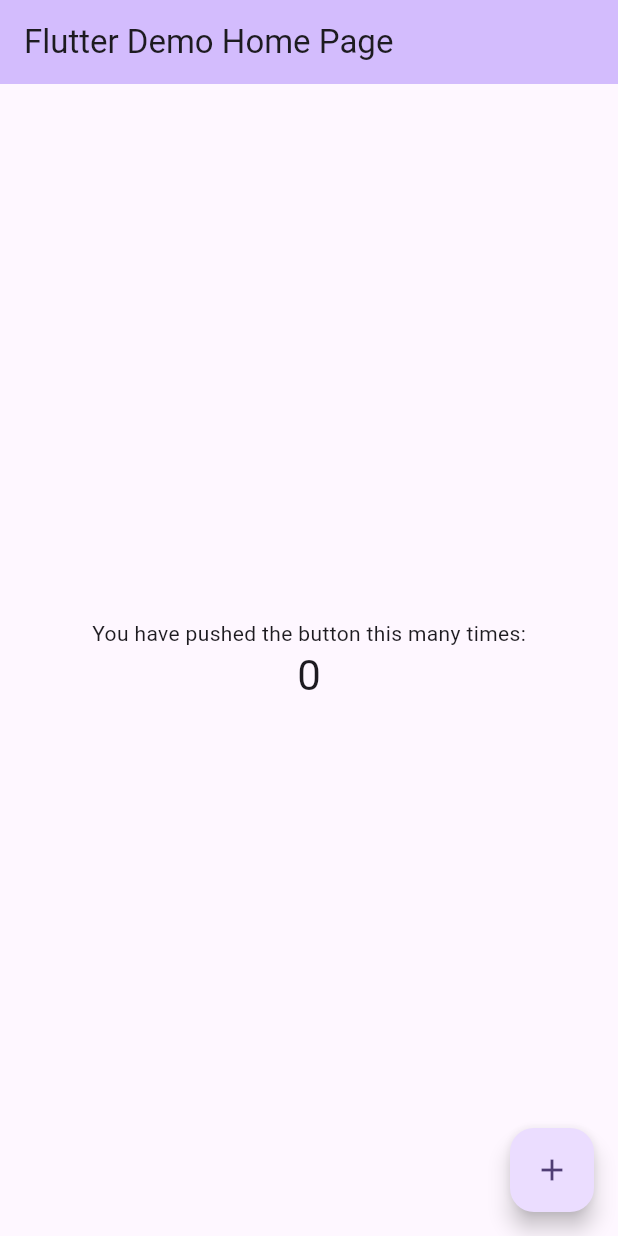
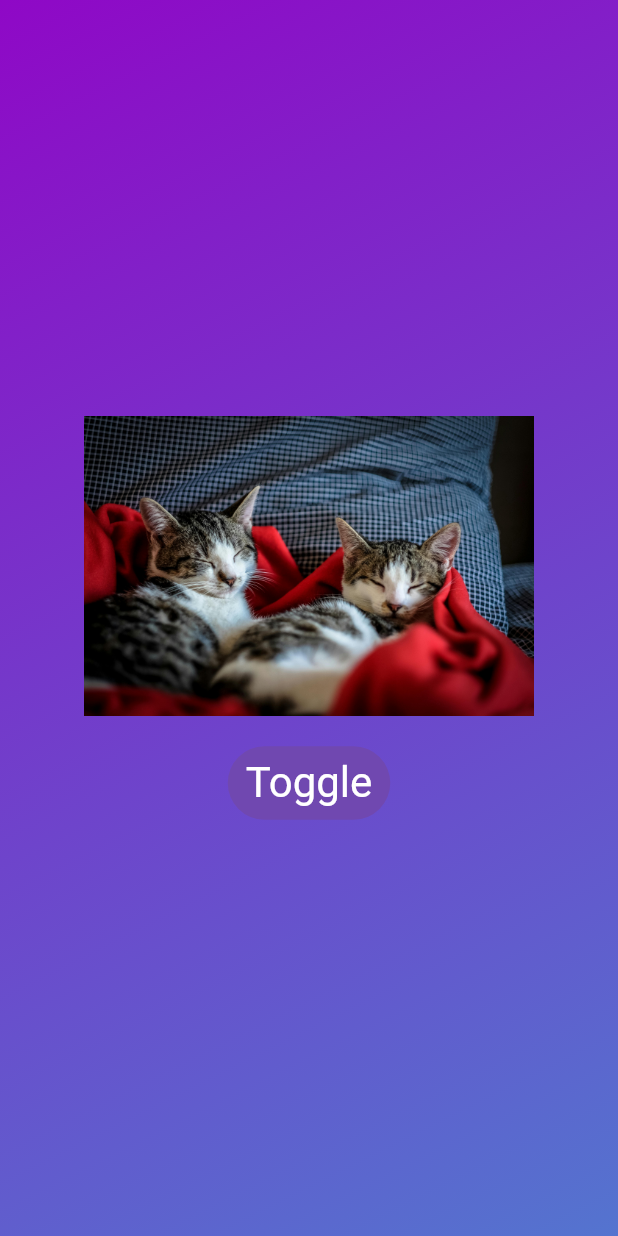
Before and after one commit to Marieezouaa/cw2, a Flutter app: the screen it shows after launch, on a phone screen of 412 x 824 dp. Run offline on Flutter 3.47's test engine with Material 3 defaults, Android fonts, the phone set to English and light mode, and no system bars.

Commit message:
I added and image toggler glass, might change the style of the button, I've added a styles class to contain the overall look

```diff
--- /dev/null
+++ b/cw2/lib/image_toggler.dart
@@ -0,0 +1,59 @@
+import 'package:flutter/material.dart';
+
+class ImageToggler extends StatefulWidget {
+  const ImageToggler({super.key});
+
+  @override
+  State<ImageToggler> createState() {
+    return _ImageToggler();
+  }
+}
+
+class _ImageToggler extends State<ImageToggler> {
+  int counter = 1;
+
+//there needs be a counter that is incremented and then decremented to set the image
+
+  void counterChange() {
+    setState(() {
+      if (counter == 1) {
+        counter++;
+      } else {
+        counter--;
+      }
+    });
+  }
+
+  void toggleImage() {
+    setState(() {
+      counterChange();
+    });
+  }
+
+  @override
+  Widget build(BuildContext context) {
+    return MaterialApp(
+      home: Column(
+        mainAxisAlignment: MainAxisAlignment.center,
+        children: [
+          Image.asset(
+            'assets/images/cat$counter.jpg',
+            width: 300,
+          ),
+          const SizedBox(
+            height: 20,
+          ),
+          TextButton(
+            onPressed: toggleImage,
+            style: TextButton.styleFrom(
+              backgroundColor: const Color.fromRGBO(112, 72, 176, 1),
+              foregroundColor: Colors.white,
+              textStyle: const TextStyle(fontSize: 28),
+            ),
+            child: const Text("Toggle"),
+          ),
+        ],
+      ),
+    );
+  }
+}
--- a/cw2/lib/main.dart
+++ b/cw2/lib/main.dart
@@ -1,125 +1,10 @@
 import 'package:flutter/material.dart';
-
+import 'package:cw2/styles.dart';
 void main() {
-  runApp(const MyApp());
+  runApp( const MaterialApp(
+      home: Scaffold(
+        body: Styles(
+            Color.fromRGBO(143, 264, 198, 1), Color.fromRGBO(84, 116, 207, 1)),
+      ),
+    ),);
 }
-
-class MyApp extends StatelessWidget {
-  const MyApp({super.key});
-
-  // This widget is the root of your application.
-  @override
-  Widget build(BuildContext context) {
-    return MaterialApp(
-      title: 'Flutter Demo',
-      theme: ThemeData(
-        // This is the theme of your application.
-        //
-        // TRY THIS: Try running your application with "flutter run". You'll see
-        // the application has a purple toolbar. Then, without quitting the app,
-        // try changing the seedColor in the colorScheme below to Colors.green
-        // and then invoke "hot reload" (save your changes or press the "hot
-        // reload" button in a Flutter-supported IDE, or press "r" if you used
-        // the command line to start the app).
-        //
-        // Notice that the counter didn't reset back to zero; the application
-        // state is not lost during the reload. To reset the state, use hot
-        // restart instead.
-        //
-        // This works for code too, not just values: Most code changes can be
-        // tested with just a hot reload.
-        colorScheme: ColorScheme.fromSeed(seedColor: Colors.deepPurple),
-        useMaterial3: true,
-      ),
-      home: const MyHomePage(title: 'Flutter Demo Home Page'),
-    );
-  }
-}
-
-class MyHomePage extends StatefulWidget {
-  const MyHomePage({super.key, required this.title});
-
-  // This widget is the home page of your application. It is stateful, meaning
-  // that it has a State object (defined below) that contains fields that affect
-  // how it looks.
-
-  // This class is the configuration for the state. It holds the values (in this
-  // case the title) provided by the parent (in this case the App widget) and
-  // used by the build method of the State. Fields in a Widget subclass are
-  // always marked "final".
-
-  final String title;
-
-  @override
-  State<MyHomePage> createState() => _MyHomePageState();
-}
-
-class _MyHomePageState extends State<MyHomePage> {
-  int _counter = 0;
-
-  void _incrementCounter() {
-    setState(() {
-      // This call to setState tells the Flutter framework that something has
-      // changed in this State, which causes it to rerun the build method below
-      // so that the display can reflect the updated values. If we changed
-      // _counter without calling setState(), then the build method would not be
-      // called again, and so nothing would appear to happen.
-      _counter++;
-    });
-  }
-
-  @override
-  Widget build(BuildContext context) {
-    // This method is rerun every time setState is called, for instance as done
-    // by the _incrementCounter method above.
-    //
-    // The Flutter framework has been optimized to make rerunning build methods
-    // fast, so that you can just rebuild anything that needs updating rather
-    // than having to individually change instances of widgets.
-    return Scaffold(
-      appBar: AppBar(
-        // TRY THIS: Try changing the color here to a specific color (to
-        // Colors.amber, perhaps?) and trigger a hot reload to see the AppBar
-        // change color while the other colors stay the same.
-        backgroundColor: Theme.of(context).colorScheme.inversePrimary,
-        // Here we take the value from the MyHomePage object that was created by
-        // the App.build method, and use it to set our appbar title.
-        title: Text(widget.title),
-      ),
-      body: Center(
-        // Center is a layout widget. It takes a single child and positions it
-        // in the middle of the parent.
-        child: Column(
-          // Column is also a layout widget. It takes a list of children and
-          // arranges them vertically. By default, it sizes itself to fit its
-          // children horizontally, and tries to be as tall as its parent.
-          //
-          // Column has various properties to control how it sizes itself and
-          // how it positions its children. Here we use mainAxisAlignment to
-          // center the children vertically; the main axis here is the vertical
-          // axis because Columns are vertical (the cross axis would be
-          // horizontal).
-          //
-          // TRY THIS: Invoke "debug painting" (choose the "Toggle Debug Paint"
-          // action in the IDE, or press "p" in the console), to see the
-          // wireframe for each widget.
-          mainAxisAlignment: MainAxisAlignment.center,
-          children: <Widget>[
-            const Text(
-              'You have pushed the button this many times:',
-            ),
-            Text(
-              '$_counter',
-              style: Theme.of(context).textTheme.headlineMedium,
-            ),
-          ],
-        ),
-      ),
-      floatingActionButton: FloatingActionButton(
-        onPressed: _incrementCounter,
-        tooltip: 'Increment',
-        child: const Icon(Icons.add),
-      ), // This trailing comma makes auto-formatting nicer for build methods.
-    );
-  }
-}
--- /dev/null
+++ b/cw2/lib/styles.dart
@@ -0,0 +1,28 @@
+import 'package:flutter/material.dart';
+import 'package:cw2/image_toggler.dart';
+
+class Styles extends StatelessWidget {
+  const Styles(this.firstColor, this.secondColor,{super.key});
+
+  final Color firstColor;
+  final Color secondColor;
+
+  @override
+  Widget build(BuildContext context) {
+    return Container(
+      decoration: BoxDecoration(
+        gradient: LinearGradient(
+          colors: [
+            firstColor,
+            secondColor
+          ],
+          begin: Alignment.topLeft,
+          end: Alignment.bottomRight,
+        ),
+      ),
+      child: const Center(
+        child: ImageToggler(),
+      ),
+    );
+  }
+}
--- a/cw2/pubspec.yaml
+++ b/cw2/pubspec.yaml
@@ -59,9 +59,9 @@ flutter:
   uses-material-design: true
 
   # To add assets to your application, add an assets section, like this:
-  # assets:
-  #   - images/a_dot_burr.jpeg
-  #   - images/a_dot_ham.jpeg
+  assets:
+   - assets/images/cat1.jpg
+   - assets/images/cat2.jpg
 
   # An image asset can refer to one or more resolution-specific "variants", see
   # https://flutter.dev/to/resolution-aware-images
```
Also changed, not shown: cw2/assets/images/cat1.jpg (added), cw2/assets/images/cat2.jpg (added), 1 other file.
